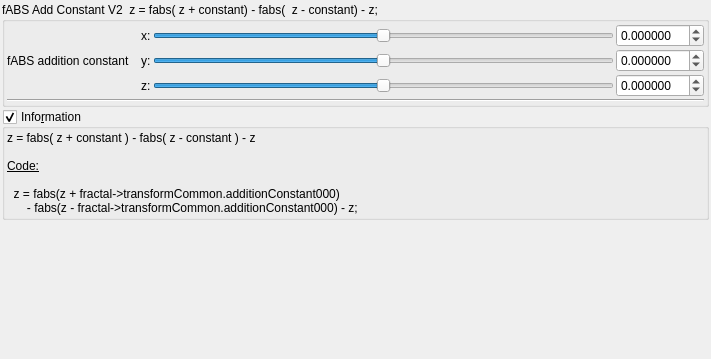
First picture: the form in mandelbulber2/qt_data/fractal_transf_fabs_add_constantV2.ui, repository buddhi1980/mandelbulber2, before the edit.
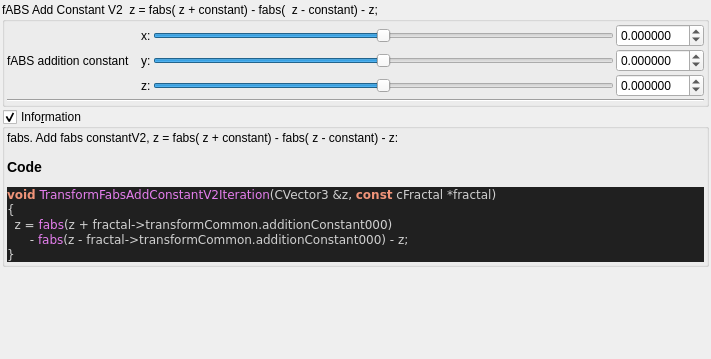
Second picture: the form after the edit. Custom widgets are drawn as their Qt base class.

Commit message:
added all transforms information boxes
now all formulas can be parsed.

@buddhi do you got a reference for Xenodreambuie formula?

Diff of the .ui file:
```diff
--- a/mandelbulber2/qt_data/fractal_transf_fabs_add_constantV2.ui
+++ b/mandelbulber2/qt_data/fractal_transf_fabs_add_constantV2.ui
@@ -275,16 +275,26 @@
       <item>
        <widget class="QLabel" name="label_4">
         <property name="text">
-         <string>&lt;!DOCTYPE HTML PUBLIC &quot;-//W3C//DTD HTML 4.0//EN&quot; &quot;http://www.w3.org/TR/REC-html40/strict.dtd&quot;&gt;
-&lt;html&gt;&lt;head&gt;&lt;meta name=&quot;qrichtext&quot; content=&quot;1&quot; /&gt;&lt;style type=&quot;text/css&quot;&gt;
-p, li { white-space: pre-wrap; }
-&lt;/style&gt;&lt;/head&gt;&lt;body&gt;
-&lt;p style=&quot; margin-top:0px; margin-bottom:0px; margin-left:0px; margin-right:0px; -qt-block-indent:0; text-indent:0px;&quot;&gt;z = fabs( z + constant ) - fabs( z - constant ) - z&lt;/p&gt;
-&lt;p style=&quot;-qt-paragraph-type:empty; margin-top:0px; margin-bottom:0px; margin-left:0px; margin-right:0px; -qt-block-indent:0; text-indent:0px;&quot;&gt;&lt;br /&gt;&lt;/p&gt;
-&lt;p style=&quot; margin-top:0px; margin-bottom:0px; margin-left:0px; margin-right:0px; -qt-block-indent:0; text-indent:0px;&quot;&gt;&lt;span style=&quot; text-decoration: underline;&quot;&gt;Code:&lt;/span&gt;&lt;/p&gt;
-&lt;p style=&quot;-qt-paragraph-type:empty; margin-top:0px; margin-bottom:0px; margin-left:0px; margin-right:0px; -qt-block-indent:0; text-indent:0px; text-decoration: underline;&quot;&gt;&lt;br /&gt;&lt;/p&gt;
-&lt;p style=&quot; margin-top:0px; margin-bottom:0px; margin-left:0px; margin-right:0px; -qt-block-indent:0; text-indent:0px;&quot;&gt;  z = fabs(z + fractal-&amp;gt;transformCommon.additionConstant000)&lt;/p&gt;
-&lt;p style=&quot; margin-top:0px; margin-bottom:0px; margin-left:0px; margin-right:0px; -qt-block-indent:0; text-indent:0px;&quot;&gt;      - fabs(z - fractal-&amp;gt;transformCommon.additionConstant000) - z;&lt;/p&gt;&lt;/body&gt;&lt;/html&gt;</string>
+         <string>&lt;p&gt;fabs.  Add fabs constantV2,  z = fabs( z + constant) - fabs( z - constant) - z:&lt;/p&gt;&lt;table&gt;
+&lt;/table&gt;
+&lt;h3&gt;Code&lt;/h3&gt;
+&lt;!DOCTYPE HTML PUBLIC &quot;-//W3C//DTD HTML 4.0 Transitional//EN&quot;&gt;
+&lt;html&gt;
+&lt;head&gt;
+&lt;meta http-equiv=&quot;content-type&quot; content=&quot;text/html; charset=ISO-8859-1&quot;&gt;
+&lt;title&gt;Source file&lt;/title&gt;
+&lt;/head&gt;
+&lt;body style=&quot;background-color:#202020&quot;&gt;
+&lt;pre style=&quot;color:#d0d0d0; background-color:#202020;  font-family:'Courier New';&quot;&gt;&lt;span style=&quot;color:#f09479; font-weight:bold&quot;&gt;void&lt;/span&gt; &lt;span style=&quot;color:#e47eed&quot;&gt;TransformFabsAddConstantV2Iteration&lt;/span&gt;&lt;span style=&quot;color:#d0d0d0&quot;&gt;(&lt;/span&gt;CVector3 &lt;span style=&quot;color:#d0d0d0&quot;&gt;&amp;amp;&lt;/span&gt;z&lt;span style=&quot;color:#d0d0d0&quot;&gt;,&lt;/span&gt; &lt;span style=&quot;color:#f09479; font-weight:bold&quot;&gt;const&lt;/span&gt; cFractal &lt;span style=&quot;color:#d0d0d0&quot;&gt;*&lt;/span&gt;fractal&lt;span style=&quot;color:#d0d0d0&quot;&gt;)&lt;/span&gt;
+&lt;span style=&quot;color:#d0d0d0&quot;&gt;{&lt;/span&gt;
+  z &lt;span style=&quot;color:#d0d0d0&quot;&gt;=&lt;/span&gt; &lt;span style=&quot;color:#e47eed&quot;&gt;fabs&lt;/span&gt;&lt;span style=&quot;color:#d0d0d0&quot;&gt;(&lt;/span&gt;z &lt;span style=&quot;color:#d0d0d0&quot;&gt;+&lt;/span&gt; fractal&lt;span style=&quot;color:#d0d0d0&quot;&gt;-&amp;gt;&lt;/span&gt;transformCommon&lt;span style=&quot;color:#d0d0d0&quot;&gt;.&lt;/span&gt;additionConstant000&lt;span style=&quot;color:#d0d0d0&quot;&gt;)&lt;/span&gt;
+      &lt;span style=&quot;color:#d0d0d0&quot;&gt;-&lt;/span&gt; &lt;span style=&quot;color:#e47eed&quot;&gt;fabs&lt;/span&gt;&lt;span style=&quot;color:#d0d0d0&quot;&gt;(&lt;/span&gt;z &lt;span style=&quot;color:#d0d0d0&quot;&gt;-&lt;/span&gt; fractal&lt;span style=&quot;color:#d0d0d0&quot;&gt;-&amp;gt;&lt;/span&gt;transformCommon&lt;span style=&quot;color:#d0d0d0&quot;&gt;.&lt;/span&gt;additionConstant000&lt;span style=&quot;color:#d0d0d0&quot;&gt;) -&lt;/span&gt; z&lt;span style=&quot;color:#d0d0d0&quot;&gt;;&lt;/span&gt;
+&lt;span style=&quot;color:#d0d0d0&quot;&gt;}&lt;/span&gt;
+&lt;/pre&gt;
+&lt;/body&gt;
+&lt;/html&gt;
+&lt;!--HTML generated by highlight 3.9, http://www.andre-simon.de/--&gt;
+</string>
         </property>
         <property name="wordWrap">
          <bool>true</bool>
```
Left out of the diff: 2 changed lines with no effect on the pictures. The commit also changes 75 other files.
